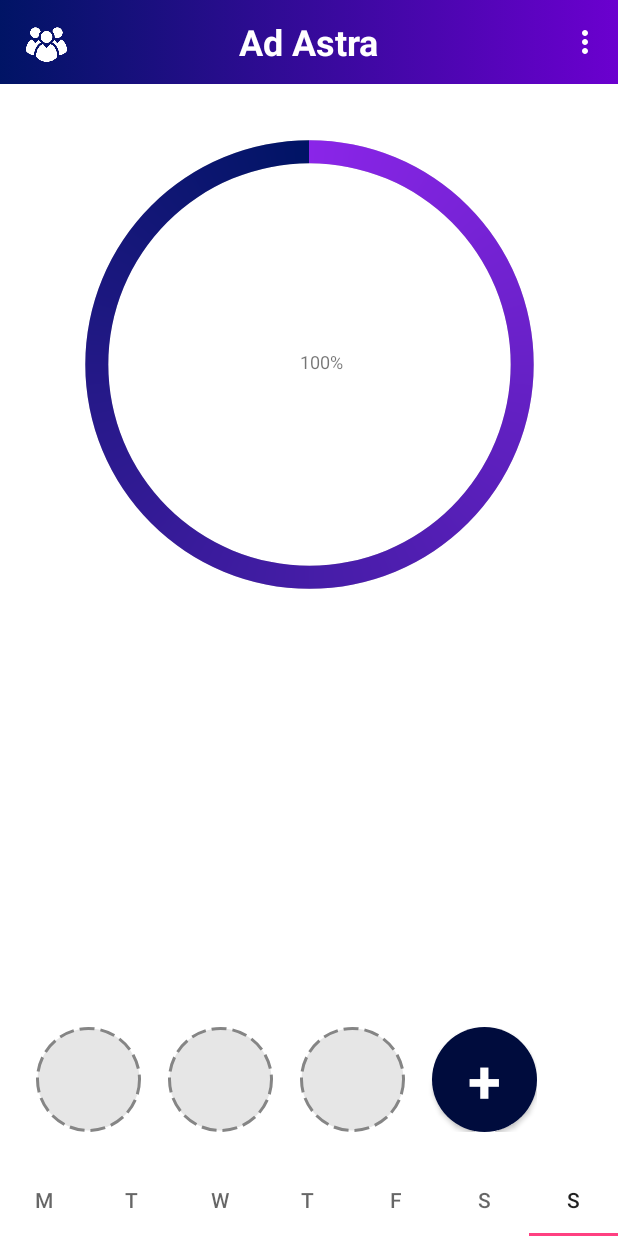
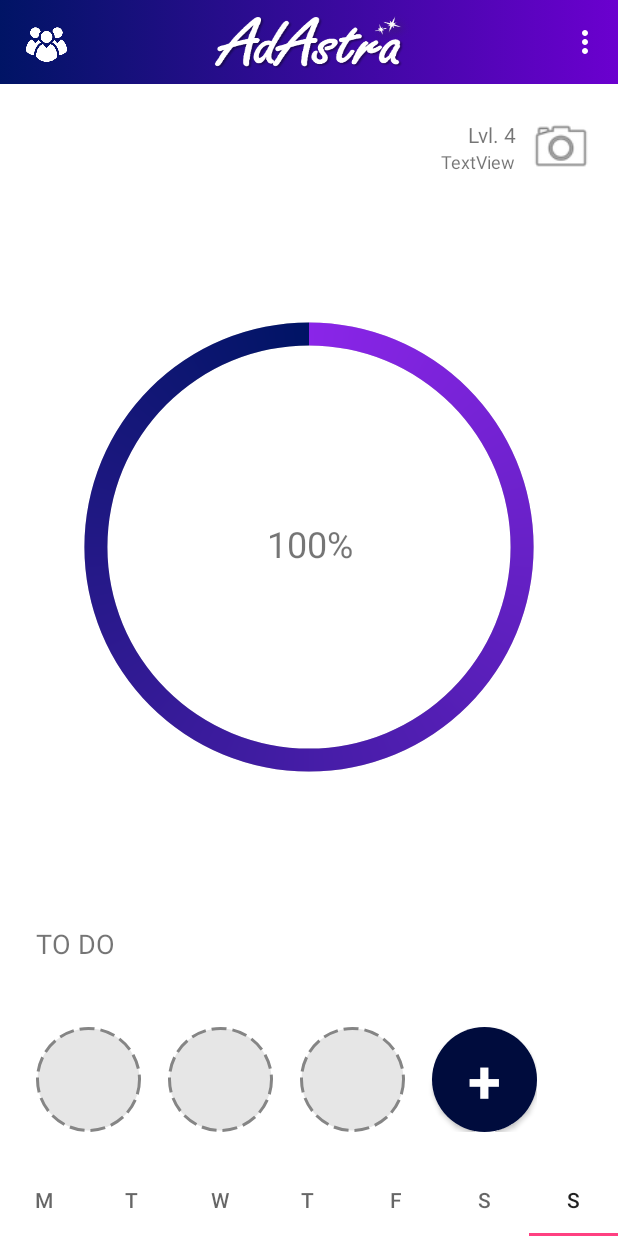
Before and after one commit to javascript-m/AdAstra, an Android app: the screen it shows after launch once a user with an empty profile is signed in (HomeScreen), on a phone screen of 412 x 824 dp. Run offline under Robolectric (Android 15) with nearby library versions, the phone set to English and light mode, and no system bars; our stand-ins replace Firebase (no records; nobody signed in at launch, a user with empty details on screens opened directly).

Commit message:
Registration (User object changed) and UI details

```diff
--- a/app/src/main/AndroidManifest.xml
+++ b/app/src/main/AndroidManifest.xml
@@ -7,9 +7,9 @@
 
     <application
         android:allowBackup="true"
-        android:icon="@mipmap/ic_launcher"
+        android:icon="@mipmap/app_logo_square"
+        android:roundIcon="@mipmap/app_logo_round"
         android:label="@string/app_name"
-        android:roundIcon="@mipmap/ic_launcher_round"
         android:supportsRtl="true"
         android:theme="@style/AppTheme">
         <activity android:name=".MainActivity">
--- a/app/src/main/java/com/ad_astra/maja/adastra/User.java
+++ b/app/src/main/java/com/ad_astra/maja/adastra/User.java
@@ -3,19 +3,17 @@ package com.ad_astra.maja.adastra;
 import java.util.ArrayList;
 
 public class User {
-    public String userID;
-    public String fName;
-    public String lName;
-    public String bDate;
+    public int lvl;
+    public int exp;
+    public int pDays;
 
     public ArrayList<String> habitList = new ArrayList<String>();
 
     public User() {}
 
-    public User(String uID, String fN, String lN, String bD) {
-        userID = uID;
-        fName = fN;
-        lName = lN;
-        bDate = bD;
+    public User(int uLvl, int uExp, int uPdays) {
+        lvl = uLvl;
+        exp = uExp;
+        pDays = uPdays;
     }
 }
--- a/app/src/main/res/layout/activity_home_screen.xml
+++ b/app/src/main/res/layout/activity_home_screen.xml
@@ -15,18 +15,11 @@
         android:minHeight="?attr/actionBarSize"
         android:background="@drawable/purple_toolbar">
 
-        <TextView
-            android:layout_width="wrap_content"
-            android:layout_height="wrap_content"
+        <ImageView
+            android:layout_width="135dp"
+            android:layout_height="40dp"
             android:layout_gravity="center"
-            android:fontFamily="serif"
-            android:text="Ad Astra"
-            android:textColor="@android:color/white"
-            android:textSize="24sp"
-            android:textStyle="bold"
-            app:fontFamily="sans-serif"
-            tools:layout_editor_absoluteX="157dp"
-            tools:layout_editor_absoluteY="16dp" />
+            android:background="@mipmap/app_toolbar_headline"/>
 
         <ImageButton
             android:id="@+id/HS_myProfileBtn"
--- a/app/src/main/res/layout/activity_my_profile.xml
+++ b/app/src/main/res/layout/activity_my_profile.xml
@@ -11,7 +11,7 @@
     <android.support.constraint.ConstraintLayout
         android:id="@+id/MS_mainData"
         android:layout_width="0dp"
-        android:layout_height="243dp"
+        android:layout_height="wrap_content"
         android:background="@drawable/purple_bg"
         android:paddingBottom="20dp"
         app:layout_constraintEnd_toEndOf="parent"
@@ -59,8 +59,8 @@
             android:layout_width="80dp"
             android:layout_height="80dp"
             android:layout_marginTop="24dp"
+            android:background="@drawable/empty_habit_button"
             android:onClick="onClick"
-            android:background="@drawable/empty_habit_button"
             app:layout_constraintEnd_toEndOf="parent"
             app:layout_constraintStart_toStartOf="parent"
             app:layout_constraintTop_toBottomOf="@+id/MP_toolbar" />
@@ -174,6 +174,7 @@
         app:layout_constraintTop_toBottomOf="@+id/MS_mainData" />
 
     <HorizontalScrollView
+        android:id="@+id/MP_achHolder"
         android:layout_width="0dp"
         android:layout_height="0dp"
         android:layout_marginBottom="16dp"
--- a/app/src/main/res/layout/fragment_home.xml
+++ b/app/src/main/res/layout/fragment_home.xml
@@ -6,43 +6,77 @@
     android:layout_height="match_parent"
     tools:context=".HomeFragment">
 
+    <ImageView
+        android:id="@+id/HF_profilePic"
+        android:layout_width="44dp"
+        android:layout_height="52dp"
+        android:layout_marginEnd="16dp"
+        android:layout_marginTop="16dp"
+        android:src="@android:drawable/ic_menu_camera"
+        app:layout_constraintEnd_toEndOf="parent"
+        app:layout_constraintTop_toTopOf="parent" />
+
+    <TextView
+        android:id="@+id/HF_lvl"
+        android:layout_width="wrap_content"
+        android:layout_height="wrap_content"
+        android:layout_marginEnd="8dp"
+        android:layout_marginTop="8dp"
+        android:text="Lvl. 4"
+        app:layout_constraintEnd_toStartOf="@+id/HF_profilePic"
+        app:layout_constraintTop_toTopOf="@+id/HF_profilePic" />
+
+    <TextView
+        android:id="@+id/HF_exp"
+        android:layout_width="wrap_content"
+        android:layout_height="wrap_content"
+        android:layout_marginEnd="8dp"
+        android:text="TextView"
+        android:textSize="12sp"
+        app:layout_constraintEnd_toStartOf="@+id/HF_profilePic"
+        app:layout_constraintTop_toBottomOf="@+id/HF_lvl" />
+
     <ProgressBar
         android:id="@+id/HF_circBar"
         style="?android:attr/progressBarStyleHorizontal"
-        android:layout_width="335dp"
-        android:layout_height="310dp"
+        android:layout_width="336dp"
+        android:layout_height="300dp"
+        android:layout_marginBottom="12dp"
         android:layout_marginEnd="8dp"
-        android:layout_marginLeft="8dp"
-        android:layout_marginRight="8dp"
         android:layout_marginStart="8dp"
-        android:layout_marginTop="32dp"
         android:background="@drawable/circle_bar_background"
         android:indeterminate="false"
         android:max="100"
         android:progress="0"
         android:progressDrawable="@drawable/circle_bar"
+        app:layout_constraintBottom_toTopOf="@+id/HF_todoTitle"
         app:layout_constraintEnd_toEndOf="parent"
         app:layout_constraintStart_toStartOf="parent"
-        app:layout_constraintTop_toTopOf="parent" />
+        app:layout_constraintTop_toBottomOf="@+id/HF_profilePic" />
 
     <TextView
         android:id="@+id/HF_progressTxt"
         android:layout_width="wrap_content"
         android:layout_height="wrap_content"
-        android:layout_marginBottom="8dp"
-        android:layout_marginEnd="8dp"
-        android:layout_marginLeft="8dp"
-        android:layout_marginRight="8dp"
-        android:layout_marginStart="8dp"
-        android:layout_marginTop="8dp"
         android:text="0%"
-        android:textSize="12sp"
+        android:textSize="24sp"
         app:layout_constraintBottom_toBottomOf="@+id/HF_circBar"
-        app:layout_constraintEnd_toEndOf="parent"
-        app:layout_constraintHorizontal_bias="0.467"
+        app:layout_constraintEnd_toEndOf="@+id/HF_circBar"
+        app:layout_constraintHorizontal_bias="0.502"
         app:layout_constraintStart_toStartOf="@+id/HF_circBar"
         app:layout_constraintTop_toTopOf="@+id/HF_circBar"
         app:layout_constraintVertical_bias="0.492" />
+
+    <TextView
+        android:id="@+id/HF_todoTitle"
+        android:layout_width="68dp"
+        android:layout_height="wrap_content"
+        android:layout_marginBottom="8dp"
+        android:layout_marginStart="24dp"
+        android:text="TO DO"
+        android:textSize="18sp"
+        app:layout_constraintBottom_toTopOf="@+id/HF_scrollView"
+        app:layout_constraintStart_toStartOf="parent" />
 
     <HorizontalScrollView
         android:id="@+id/HF_scrollView"
--- a/app/src/main/res/values/strings.xml
+++ b/app/src/main/res/values/strings.xml
@@ -1,5 +1,5 @@
 <resources>
-    <string name="app_name">Ad Astra</string>
+    <string name="app_name">AdAstra</string>
 
     <string name="emailVerification">Email is not verified. (Click here to verify)</string>
     <string name="switch_LItoSU"> <u>Don\'t have an account? Sign Up.</u> </string>
```
Also changed, not shown: app/src/main/java/com/ad_astra/maja/adastra/SignUp.java (+29 -1 lines), app/src/main/res/layout/activity_sign_up.xml (+26 -6 lines), app/src/main/res/mipmap-xxxhdpi/app_logo_round.png (added), app/src/main/res/mipmap-xxxhdpi/app_logo_square.png (added), app/src/main/res/mipmap-xxxhdpi/app_toolbar_headline.png (added).
